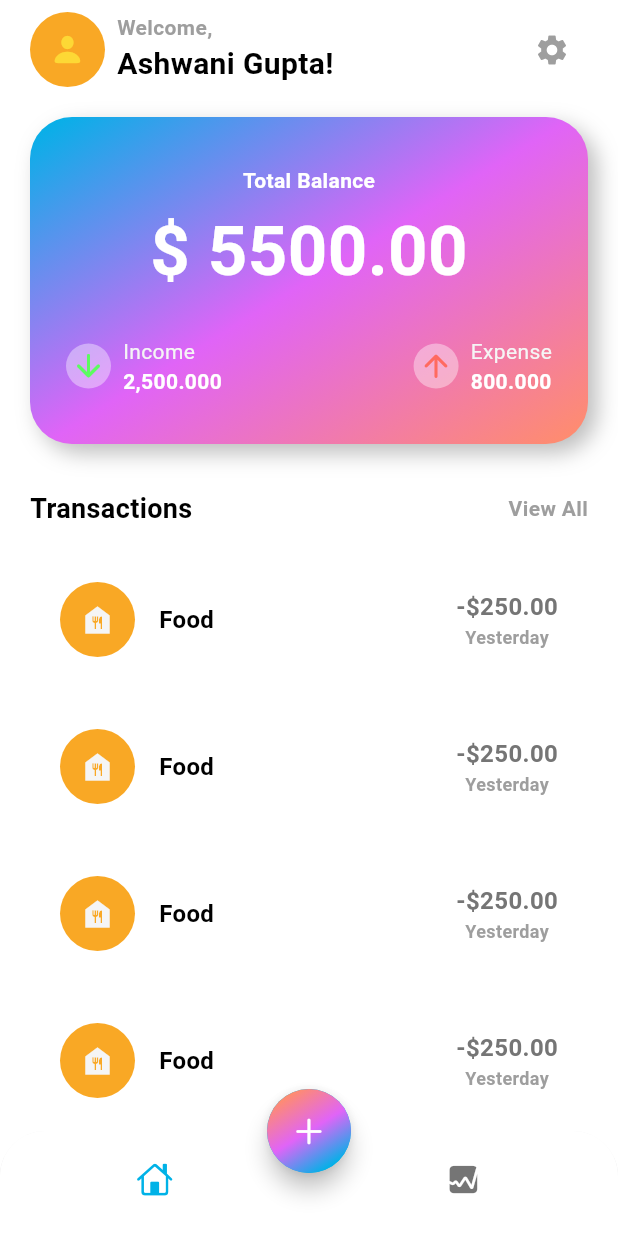
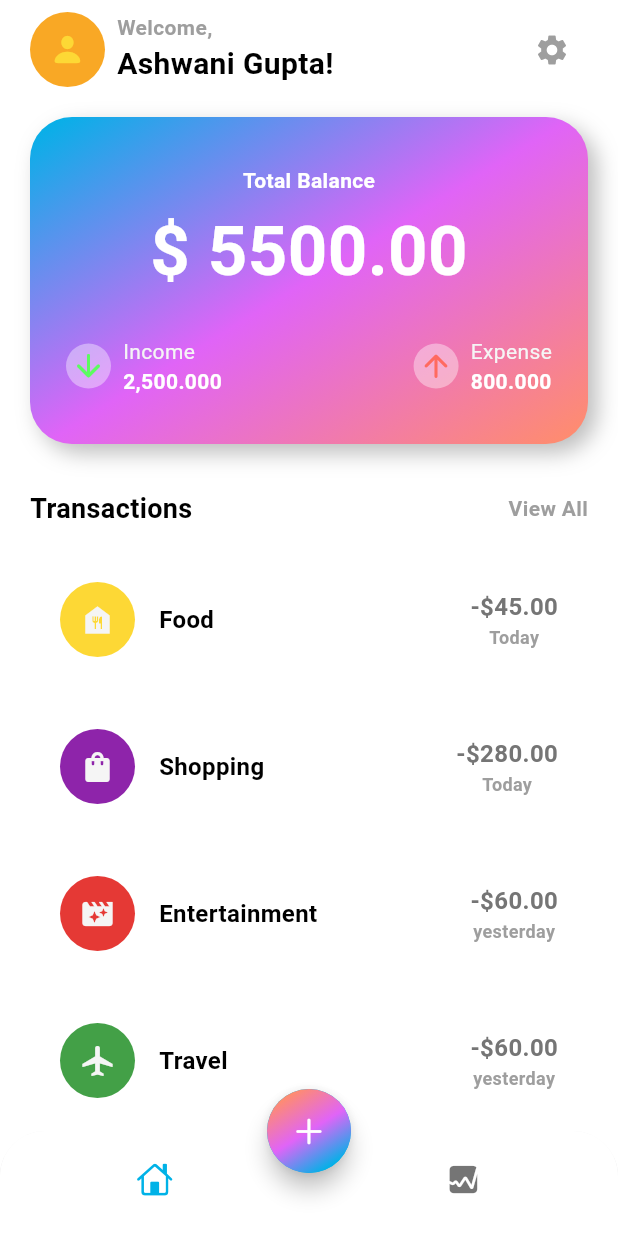
Before and after one commit to Ashwani1242/flutter_expense_tracker_app, a Flutter app: the screen it shows after launch, on a phone screen of 412 x 824 dp. Run offline on Flutter 3.47's test engine with Material 3 defaults, Android fonts, the phone set to English and light mode, and no system bars.

Commit message:
Changes Committed on 2024-05-28, 00:06

```diff
--- a/lib/data/data.dart
+++ b/lib/data/data.dart
@@ -1,11 +1,32 @@
 import 'package:flutter/material.dart';
 
-var myData = [
+List<Map<String, dynamic>> transactionData = [
   {
     'icon': Icons.food_bank,
     'color': Colors.yellow[600],
     'name': 'Food',
     'totalAmount': '45.00',
     'date': 'Today',
-  }
+  },
+  {
+    'icon': Icons.shopping_bag,
+    'color': Colors.purple[600],
+    'name': 'Shopping',
+    'totalAmount': '280.00',
+    'date': 'Today',
+  },
+  {
+    'icon': Icons.movie_filter,
+    'color': Colors.red[600],
+    'name': 'Entertainment',
+    'totalAmount': '60.00',
+    'date': 'yesterday',
+  },
+  {
+    'icon': Icons.airplanemode_active_outlined,
+    'color': Colors.green[600],
+    'name': 'Travel',
+    'totalAmount': '60.00',
+    'date': 'yesterday',
+  },
 ];
--- a/lib/pages/main_screen.dart
+++ b/lib/pages/main_screen.dart
@@ -1,3 +1,4 @@
+import 'package:expense_tracker_app/data/data.dart';
 import 'package:flutter/cupertino.dart';
 import 'package:flutter/material.dart';
 
@@ -240,7 +241,7 @@ class MainScreen extends StatelessWidget {
             ),
             Expanded(
               child: ListView.builder(
-                  itemCount: 8,
+                  itemCount: transactionData.length,
                   itemBuilder: (context, int i) {
                     return Padding(
                       padding: const EdgeInsets.only(bottom: 16),
@@ -262,11 +263,11 @@ class MainScreen extends StatelessWidget {
                                     width: 50,
                                     height: 50,
                                     decoration: BoxDecoration(
-                                      color: Colors.yellow[800],
+                                      color: transactionData[i]['color'],
                                       shape: BoxShape.circle,
                                     ),
                                     child: Icon(
-                                      Icons.food_bank,
+                                      transactionData[i]['icon'],
                                       color: Colors.grey.shade100,
                                     ),
                                   ),
@@ -274,7 +275,7 @@ class MainScreen extends StatelessWidget {
                                     width: 16,
                                   ),
                                   Text(
-                                    "Food",
+                                    transactionData[i]['name'],
                                     style: TextStyle(
                                       fontSize: 16,
                                       fontWeight: FontWeight.bold,
@@ -288,7 +289,7 @@ class MainScreen extends StatelessWidget {
                               Column(
                                 children: [
                                   Text(
-                                    "-\$250.00",
+                                    "-\$${transactionData[i]['totalAmount']}",
                                     style: TextStyle(
                                       fontSize: 16,
                                       fontWeight: FontWeight.bold,
@@ -296,7 +297,7 @@ class MainScreen extends StatelessWidget {
                                     ),
                                   ),
                                   Text(
-                                    "Yesterday",
+                                    transactionData[i]['date'],
                                     style: TextStyle(
                                       fontSize: 12,
                                       fontWeight: FontWeight.bold,
```
